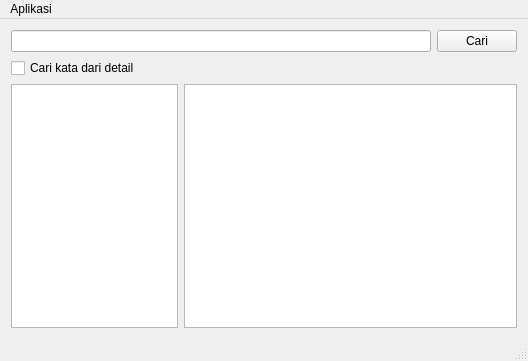
Before: the Qt Designer form src/mainwindow.ui in bgli/kbbi-qt, drawn with Qt 5.
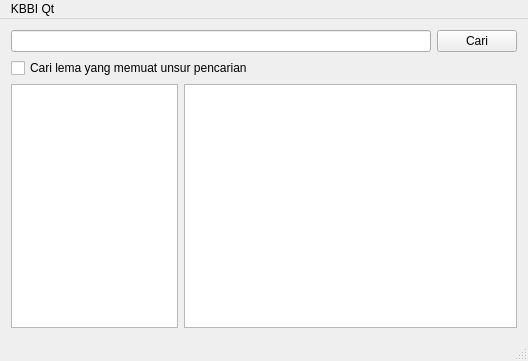
After: the same form once the commit is applied. Icons and pictures are not drawn.

Commit message: Penambahan Form

Diff of the .ui file:
```diff
--- a/src/mainwindow.ui
+++ b/src/mainwindow.ui
@@ -44,7 +44,7 @@
       <item>
        <widget class="QCheckBox" name="chekCariDetail">
         <property name="text">
-         <string>Cari kata dari detail</string>
+         <string>Cari lema yang memuat unsur pencarian</string>
         </property>
        </widget>
       </item>
@@ -101,12 +101,12 @@
      <x>0</x>
      <y>0</y>
      <width>528</width>
-     <height>22</height>
+     <height>23</height>
     </rect>
    </property>
    <widget class="QMenu" name="menuFIle">
     <property name="title">
-     <string>Aplikasi</string>
+     <string>KBBI Qt</string>
     </property>
     <addaction name="actionBantuan"/>
     <addaction name="actionTentang"/>
```
Left out of the diff: 6 changed lines with no effect on the pictures. The commit also changes 4 other files.
